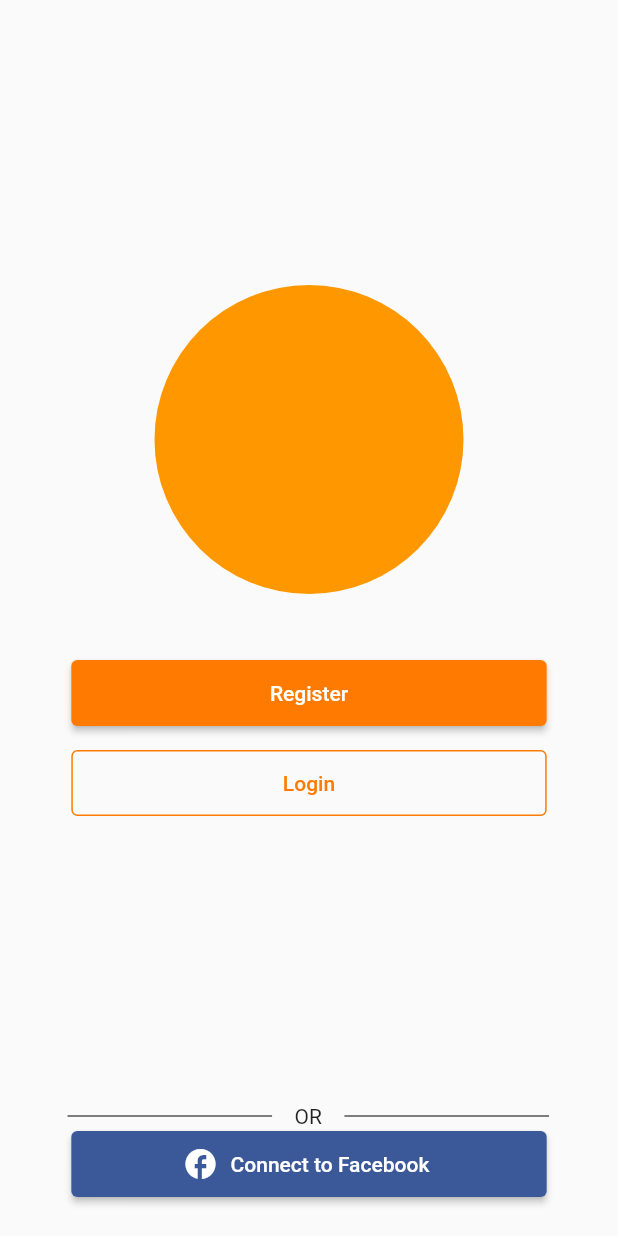
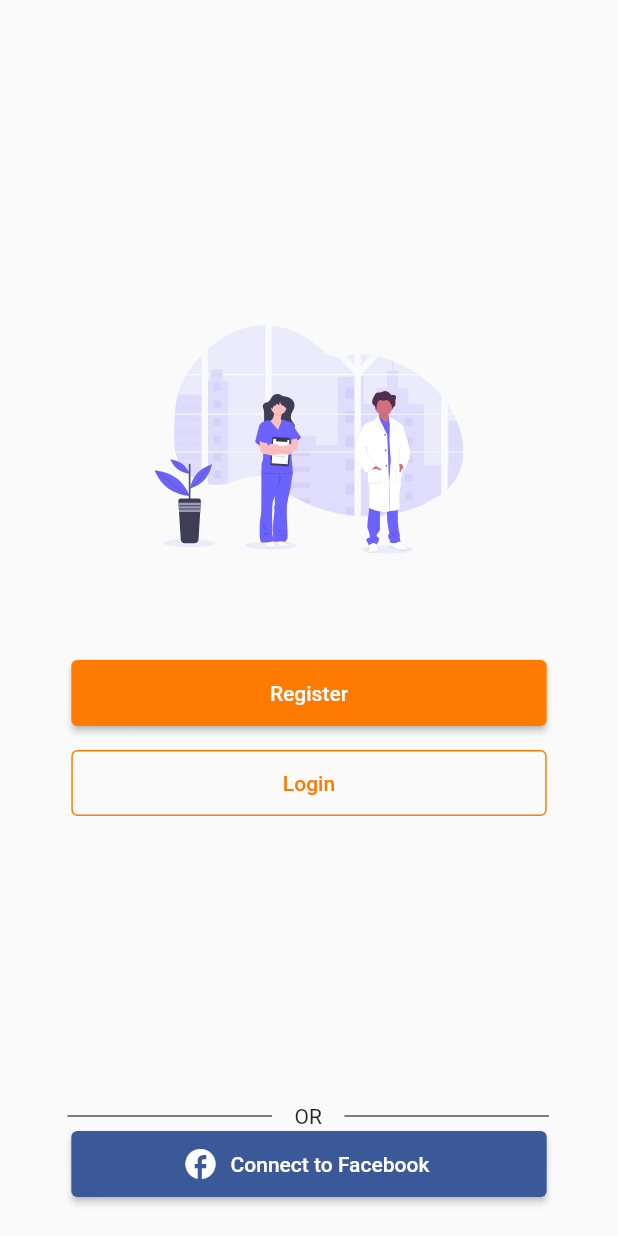
Before and after one commit to wahyupermadie/dicoding-flutter-pemula, a Flutter app: the screen it shows after launch, on a phone screen of 412 x 824 dp. Run offline on Flutter 3.47's test engine with Material 2 defaults, Android fonts, the phone set to English and light mode, and no system bars; our stand-ins replace flutter_svg.

Commit message:
add svg file

```diff
--- a/lib/main.dart
+++ b/lib/main.dart
@@ -1,6 +1,7 @@
 import 'package:dicoding_final_project1/screen/login/login_screen.dart';
 import 'package:dicoding_final_project1/screen/register/register_screen.dart';
 import 'package:flutter/material.dart';
+import 'package:flutter_svg/flutter_svg.dart';
 import './utils/colors.dart';
 
 void main() {
@@ -38,8 +39,8 @@ class AuthPage extends StatelessWidget {
                 Container(
                   width: screenSize.width / 2,
                   height: screenSize.width / 2,
-                  decoration: BoxDecoration(
-                      color: Colors.orange, shape: BoxShape.circle),
+                  decoration: BoxDecoration(shape: BoxShape.circle),
+                  child: SvgPicture.asset('assets/ic_doctor.svg'),
                 ),
               ],
             ),
@@ -54,9 +55,7 @@ class AuthPage extends StatelessWidget {
               onPressed: () {
                 Navigator.push(
                   context,
-                  MaterialPageRoute(
-                      builder: (context) =>
-                      new RegisterApp()),
+                  MaterialPageRoute(builder: (context) => new RegisterApp()),
                 );
               },
               child: Text("Register"),
@@ -73,9 +72,7 @@ class AuthPage extends StatelessWidget {
               onPressed: () {
                 Navigator.push(
                   context,
-                  MaterialPageRoute(
-                      builder: (context) =>
-                          new LoginApp()),
+                  MaterialPageRoute(builder: (context) => new LoginApp()),
                 );
               },
               child: Text("Login"),
--- a/pubspec.yaml
+++ b/pubspec.yaml
@@ -23,7 +23,7 @@ environment:
 dependencies:
   flutter:
     sdk: flutter
-  flutter_svg: ^0.19.0
+  flutter_svg: ^0.22.0
 
   # The following adds the Cupertino Icons font to your application.
   # Use with the CupertinoIcons class for iOS style icons.
@@ -45,8 +45,8 @@ flutter:
   uses-material-design: true
 
   # To add assets to your application, add an assets section, like this:
-  #  assets:
-  #     - assets/
+  assets:
+     - assets/
 
   # An image asset can refer to one or more resolution-specific "variants", see
   # https://flutter.dev/assets-and-images/#resolution-aware.
```
Also changed, not shown: assets/ic_doctor.svg (added).
